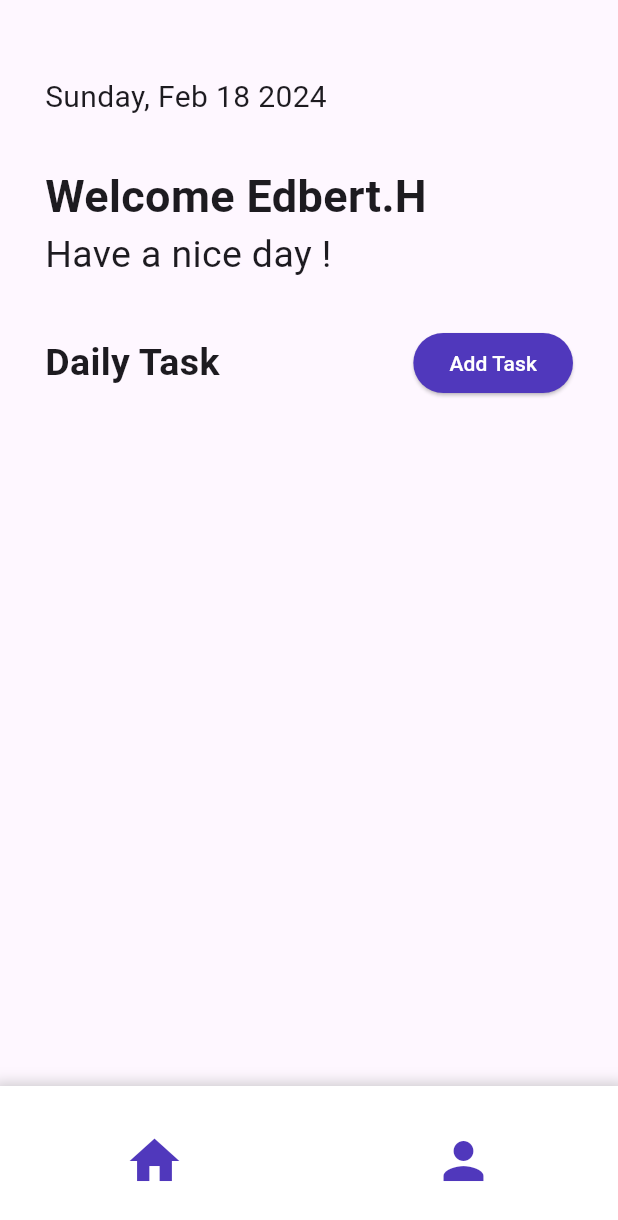
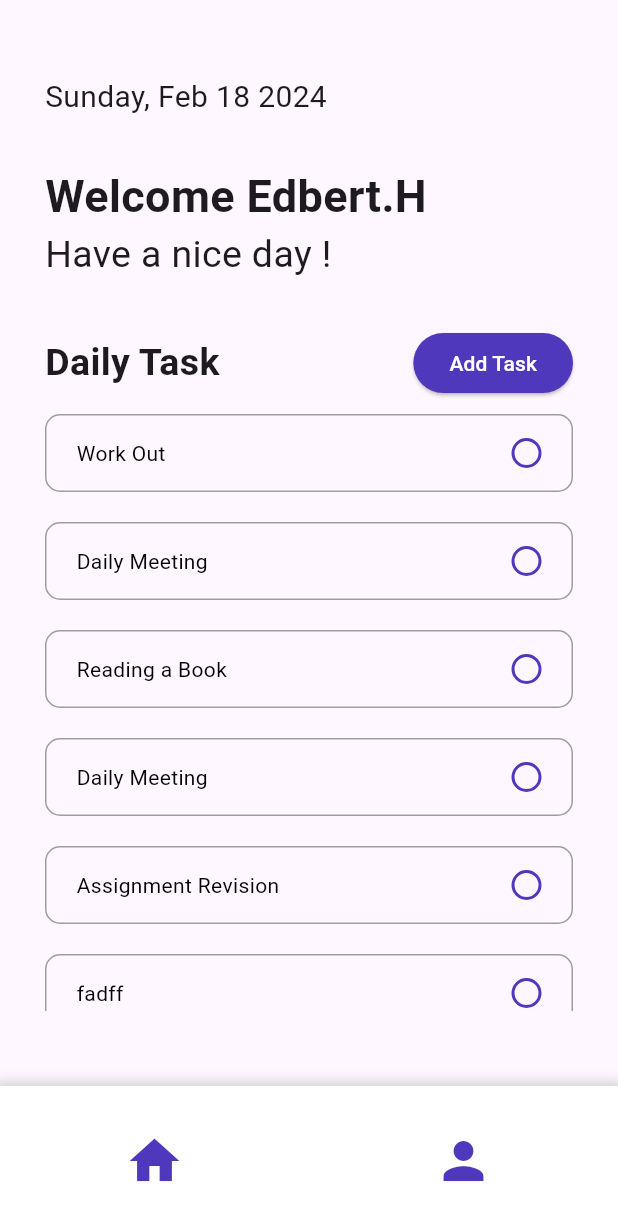
Before and after one commit to edbert2397/todo-app-flutter, a Flutter app: the screen it shows after launch, on a phone screen of 412 x 824 dp. Shown: the top 1220 px of the screen. Run offline on Flutter 3.47's test engine with Material 3 defaults, Android fonts, the phone set to English and light mode, and no system bars; our stand-ins replace font_awesome_flutter.

Commit message:
create list of daily task dummy for homepage and the temporary ui

```diff
--- /dev/null
+++ b/lib/add_task_screen.dart
@@ -0,0 +1,10 @@
+import 'package:flutter/material.dart';
+
+class addTask extends StatelessWidget {
+  const addTask({super.key});
+
+  @override
+  Widget build(BuildContext context) {
+    return const Placeholder();
+  }
+}
--- a/lib/home_screen.dart
+++ b/lib/home_screen.dart
@@ -1,5 +1,6 @@
 import 'package:flutter/material.dart';
 import 'package:intl/intl.dart';
+import 'package:todoapp/add_task_screen.dart';
 import 'package:todoapp/bottom_navbar.dart';
 
 class homeScreen extends StatefulWidget {
@@ -10,11 +11,30 @@ class homeScreen extends StatefulWidget {
 }
 
 class _homeScreenState extends State<homeScreen> {
+  List<String> items = [
+    'Work Out',
+    'Daily Meeting',
+    'Reading a Book',
+    'Daily Meeting',
+    'Assignment Revision',
+    "fadff",
+    "faaf",
+    "123",
+    "2234",
+    "4ef"
+  ];
+  late List<bool> isSelected;
+
+  @override
+  void initState() {
+    super.initState();
+    isSelected = List.generate(items.length,(_) => false);
+  }
   @override
   Widget build(BuildContext context) {
     return
     Scaffold(
-      body: SingleChildScrollView(
+      body: Padding(
         padding: EdgeInsets.symmetric(horizontal: 30,vertical: 50),
         child: Column(
             crossAxisAlignment: CrossAxisAlignment.start,
@@ -47,7 +67,9 @@ class _homeScreenState extends State<homeScreen> {
                     style: ButtonStyle(
                       backgroundColor: MaterialStateProperty.all(Color(0xff5038BC)),
                     ),
-                  onPressed: () {},
+                    onPressed: () {
+                      Navigator.push(context, MaterialPageRoute(builder: (context) => addTask()));
+                    },
                     child: const Text('Add Task',
                             style: TextStyle(
                               color: Colors.white,
@@ -56,6 +78,56 @@ class _homeScreenState extends State<homeScreen> {
                       ),
                   ),
                 ]
+              ),
+              Expanded(
+                child: ListView.builder(
+                  itemCount: items.length,
+                  itemBuilder: (context,index){
+                    return GestureDetector(
+                      onTap: (){
+                        setState(() {
+                          isSelected[index] = !isSelected[index];
+                        });
+                      },
+                      child: Container(
+                        margin: EdgeInsets.symmetric(vertical: 10),
+                        padding: EdgeInsets.symmetric(horizontal:20,vertical: 15),
+                        decoration: BoxDecoration(
+                          border: Border.all(color: Colors.grey),
+                          borderRadius: BorderRadius.circular(10),
+                        ),
+                        child: Row(
+                          mainAxisAlignment: MainAxisAlignment.spaceBetween,
+                          children: [
+                            Text(items[index],
+                              style:TextStyle(
+                                color: isSelected[index]? Color(0xff5038BC) : Colors.black
+
+
+                              ),
+                            ),
+
+                            Container(
+                              height: 20,
+                              width: 20,
+                              decoration: BoxDecoration(
+                                shape: BoxShape.circle,
+                                border: Border.all(
+                                  color: Color(0xff5038BC),
+                                  width: 2,
+
+                                ),
+                                color: isSelected[index]? Color(0xff5038BC) : Colors.transparent
+                              ),
+                            )
+                          ],
+                        )
+
+                      ),
+                    );
+                  }
+
+                ),
               )
             ],
           ),
```
Lines whose indentation alone changed are shown as unchanged.
